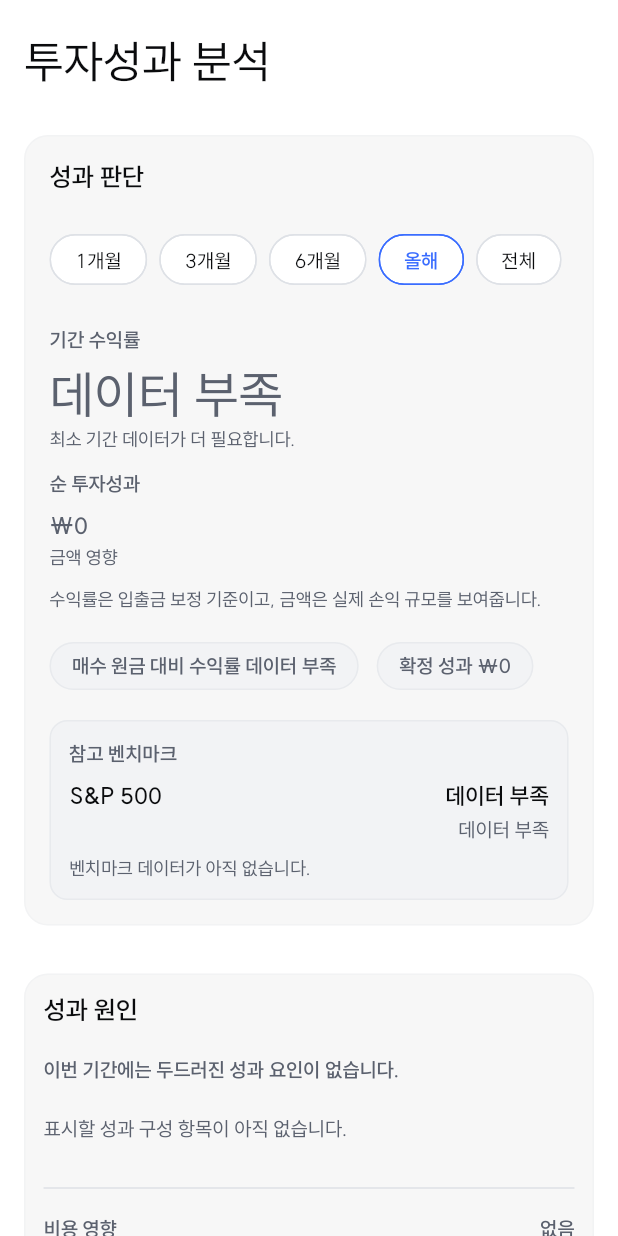
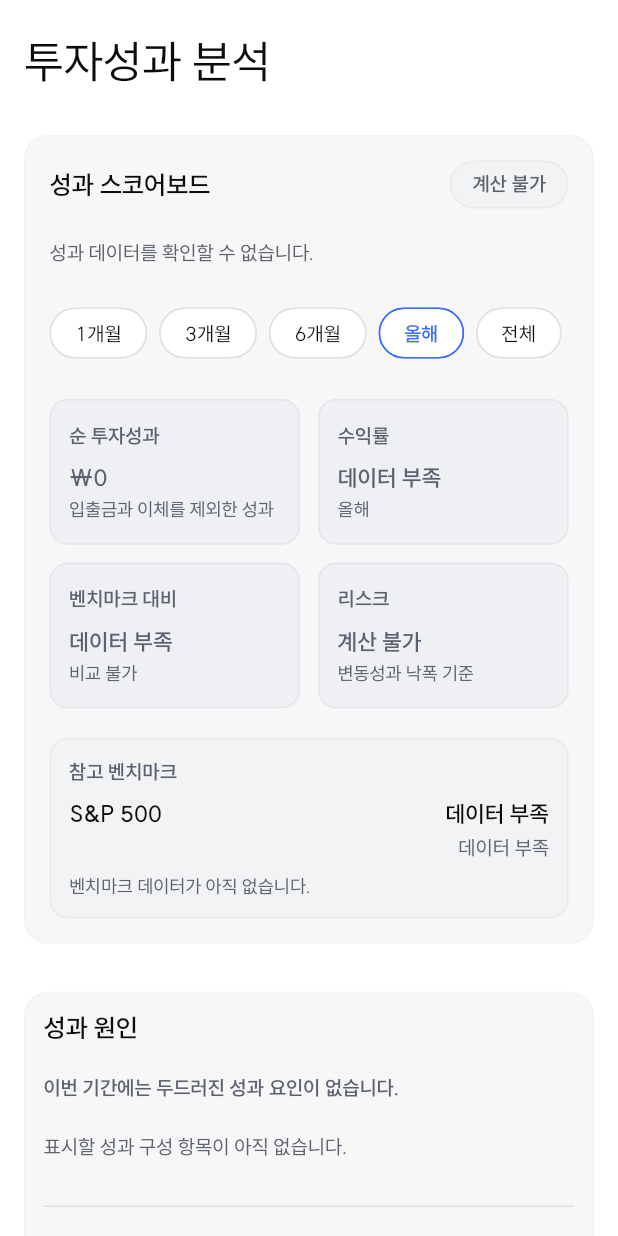
Before and after one commit to redbrick01/Moneyfi, a Flutter app: the InvestmentPerformancePage screen opened by its route, on a phone screen of 412 x 824 dp. Run offline on Flutter 3.47's test engine with Material 3 defaults, Android fonts, the phone set to English and light mode, and no system bars; our stand-ins replace drift, flutter_secure_storage, flutter_slidable, go_router, supabase_flutter; accounts and stored records are empty; generated files the repository leaves out were written again; network calls fail; project files that could hold a hidden picture were left out.

Commit message:
feat: add performance scoreboard header

```diff
--- a/lib/pages/investment_performance_page.dart
+++ b/lib/pages/investment_performance_page.dart
@@ -56,7 +56,7 @@ class _InvestmentPerformancePageState extends State<InvestmentPerformancePage> {
             );
             return Column(
               children: [
-                _PerformanceJudgmentHeader(
+                _PerformanceScoreboardHeader(
                   viewModel: viewModel,
                   selectedRange: _selectedRange,
                   onRangeSelected: _selectRange,
@@ -123,8 +123,8 @@ class _DateRangeSelector extends StatelessWidget {
   }
 }
 
-class _PerformanceJudgmentHeader extends StatelessWidget {
-  const _PerformanceJudgmentHeader({
+class _PerformanceScoreboardHeader extends StatelessWidget {
+  const _PerformanceScoreboardHeader({
     required this.viewModel,
     required this.selectedRange,
     required this.onRangeSelected,
@@ -136,55 +136,25 @@ class _PerformanceJudgmentHeader extends StatelessWidget {
 
   @override
   Widget build(BuildContext context) {
-    final report = viewModel.report;
-    final periodReturnText = viewModel.periodReturn.displayText;
-    final amountText = _formatSignedCurrency(report.pureInvestmentPerformance);
-    final purchaseRateText = _formatSignedPercent(
-      report.pureInvestmentPerformanceRate,
-    );
-
     return SectionCard(
-      title: '성과 판단',
+      title: '성과 스코어보드',
+      headerTrailing: _StatusPill(label: viewModel.performanceStatusLabel),
       child: Column(
         crossAxisAlignment: CrossAxisAlignment.start,
         children: [
+          Text(
+            viewModel.judgment.headlineReason,
+            style: context.typography.meta.copyWith(
+              color: context.colors.neutralTextMuted,
+            ),
+          ),
+          SizedBox(height: context.spacing.md),
           _DateRangeSelector(
             selectedRange: selectedRange,
             onSelected: onRangeSelected,
           ),
           SizedBox(height: context.spacing.md),
-          _JudgmentMetricPair(
-            rateText: periodReturnText,
-            rateValue: viewModel.periodReturn.value,
-            amountText: amountText,
-            amountValue: report.pureInvestmentPerformance,
-            unavailableReason: viewModel.periodReturn.reasonText,
-          ),
-          SizedBox(height: context.spacing.sm),
-          Text(
-            '수익률은 입출금 보정 기준이고, 금액은 실제 손익 규모를 보여줍니다.',
-            style: context.typography.caption.copyWith(
-              color: context.colors.neutralTextMuted,
-            ),
-          ),
-          SizedBox(height: context.spacing.md),
-          Wrap(
-            spacing: context.spacing.sm,
-            runSpacing: context.spacing.xs,
-            children: [
-              _StatusPill(
-                label: purchaseRateText == null
-                    ? '매수 원금 대비 수익률 데이터 부족'
-                    : '매수 원금 대비 $purchaseRateText',
-                value: report.pureInvestmentPerformanceRate,
-              ),
-              _StatusPill(
-                label:
-                    '확정 성과 ${_formatSignedCurrency(report.pureRealizedPerformance)}',
-                value: report.pureRealizedPerformance,
-              ),
-            ],
-          ),
+          _PerformanceScoreboardGrid(viewModel: viewModel),
           SizedBox(height: context.spacing.md),
           _BenchmarkSnapshotStrip(viewModel: viewModel),
         ],
@@ -193,114 +163,118 @@ class _PerformanceJudgmentHeader extends StatelessWidget {
   }
 }
 
-class _JudgmentMetricPair extends StatelessWidget {
-  const _JudgmentMetricPair({
-    required this.rateText,
-    required this.rateValue,
-    required this.amountText,
-    required this.amountValue,
-    required this.unavailableReason,
-  });
-
-  final String rateText;
-  final double? rateValue;
-  final String amountText;
-  final double amountValue;
-  final String? unavailableReason;
+class _PerformanceScoreboardGrid extends StatelessWidget {
+  const _PerformanceScoreboardGrid({required this.viewModel});
+
+  final _InvestmentPerformanceViewModel viewModel;
 
   @override
   Widget build(BuildContext context) {
     return LayoutBuilder(
       builder: (context, constraints) {
-        final compact = constraints.maxWidth < 360;
-        final rateBlock = _JudgmentMetricBlock(
-          label: '기간 수익률',
-          value: rateText,
-          numericValue: rateValue,
-          caption: unavailableReason ?? '입출금 보정',
-          primary: true,
-        );
-        final amountBlock = _JudgmentMetricBlock(
+        final columnCount = constraints.maxWidth < 520 ? 2 : 4;
+        final tiles = [
+          _PerformanceScoreboardTile(
             label: '순 투자성과',
-          value: amountText,
-          numericValue: amountValue,
-          caption: '금액 영향',
-        );
-        if (compact) {
-          return Column(
-            crossAxisAlignment: CrossAxisAlignment.start,
-            children: [
-              rateBlock,
-              SizedBox(height: context.spacing.sm),
-              amountBlock,
-            ],
-          );
-        }
-        return Row(
-          crossAxisAlignment: CrossAxisAlignment.start,
-          children: [
-            Expanded(child: rateBlock),
-            SizedBox(width: context.spacing.sm),
-            Expanded(child: amountBlock),
-          ],
+            value: _formatSignedCurrency(
+              viewModel.report.pureInvestmentPerformance,
+            ),
+            caption: '입출금과 이체를 제외한 성과',
+            numericValue: viewModel.report.pureInvestmentPerformance,
+          ),
+          _PerformanceScoreboardTile(
+            label: '수익률',
+            value: viewModel.periodReturn.displayText,
+            caption: viewModel.rangeLabel,
+            numericValue: viewModel.periodReturn.value,
+          ),
+          _PerformanceScoreboardTile(
+            label: '벤치마크 대비',
+            value: viewModel.excessReturn.displayText,
+            caption: viewModel.benchmarkStatusLabel,
+            numericValue: viewModel.excessReturn.value,
+          ),
+          _PerformanceScoreboardTile(
+            label: '리스크',
+            value: viewModel.riskStatusLabel,
+            caption: '변동성과 낙폭 기준',
+          ),
+        ];
+        return GridView.builder(
+          shrinkWrap: true,
+          physics: const NeverScrollableScrollPhysics(),
+          itemCount: tiles.length,
+          gridDelegate: SliverGridDelegateWithFixedCrossAxisCount(
+            crossAxisCount: columnCount,
+            crossAxisSpacing: context.spacing.sm,
+            mainAxisSpacing: context.spacing.sm,
+            childAspectRatio: columnCount == 2 ? 1.72 : 1.28,
+          ),
+          itemBuilder: (context, index) => tiles[index],
         );
       },
     );
   }
 }
 
-class _JudgmentMetricBlock extends StatelessWidget {
-  const _JudgmentMetricBlock({
+class _PerformanceScoreboardTile extends StatelessWidget {
+  const _PerformanceScoreboardTile({
     required this.label,
     required this.value,
     required this.caption,
     this.numericValue,
-    this.primary = false,
   });
 
   final String label;
   final String value;
   final String caption;
   final double? numericValue;
-  final bool primary;
 
   @override
   Widget build(BuildContext context) {
     final valueColor = numericValue == null
         ? context.colors.neutralTextMuted
         : _valueColor(context, numericValue!);
-    return Column(
+    return Container(
+      padding: EdgeInsets.all(context.spacing.sm),
+      decoration: BoxDecoration(
+        color: context.colors.neutralSurfaceRaised,
+        borderRadius: BorderRadius.circular(context.radius.rMd),
+        border: Border.all(
+          color: context.colors.neutralOutline.withValues(alpha: 0.72),
+        ),
+      ),
+      child: Column(
         crossAxisAlignment: CrossAxisAlignment.start,
+        mainAxisAlignment: MainAxisAlignment.center,
         children: [
           Text(
             label,
+            maxLines: 1,
+            overflow: TextOverflow.ellipsis,
             style: context.typography.meta.copyWith(
               color: context.colors.neutralTextMuted,
               fontWeight: AppFontWeights.semibold,
             ),
           ),
           SizedBox(height: context.spacing.xs),
-        FittedBox(
-          fit: BoxFit.scaleDown,
-          alignment: Alignment.centerLeft,
-          child: Text(
+          Text(
             value,
-            maxLines: 1,
-            style:
-                (primary
-                        ? context.typography.heroNumber
-                        : context.typography.cardTitle)
-                    .copyWith(color: valueColor),
-          ),
+            maxLines: 2,
+            overflow: TextOverflow.ellipsis,
+            style: context.typography.cardTitle.copyWith(color: valueColor),
           ),
           SizedBox(height: context.spacing.xs / 2),
           Text(
             caption,
+            maxLines: 2,
+            overflow: TextOverflow.ellipsis,
             style: context.typography.caption.copyWith(
               color: context.colors.neutralTextMuted,
             ),
           ),
         ],
+      ),
     );
   }
 }
@@ -352,17 +326,12 @@ class _BenchmarkSnapshotStrip extends StatelessWidget {
 }
 
 class _StatusPill extends StatelessWidget {
-  const _StatusPill({required this.label, this.value});
+  const _StatusPill({required this.label});
 
   final String label;
-  final double? value;
-
-  @override
-  Widget build(BuildContext context) {
-    final hasValue = value != null;
-    final color = hasValue
-        ? _valueColor(context, value!)
-        : context.colors.neutralTextMuted;
+
+  @override
+  Widget build(BuildContext context) {
     return MoneyfyBadge(
       label: label,
       size: MoneyfyPillSize.md,
@@ -371,7 +340,7 @@ class _StatusPill extends StatelessWidget {
         alpha: 0.56,
       ),
       borderColor: context.colors.neutralOutline.withValues(alpha: 0.52),
-      textColor: color,
+      textColor: context.colors.neutralTextMuted,
     );
   }
 }
```
Lines whose indentation alone changed are shown as unchanged.
